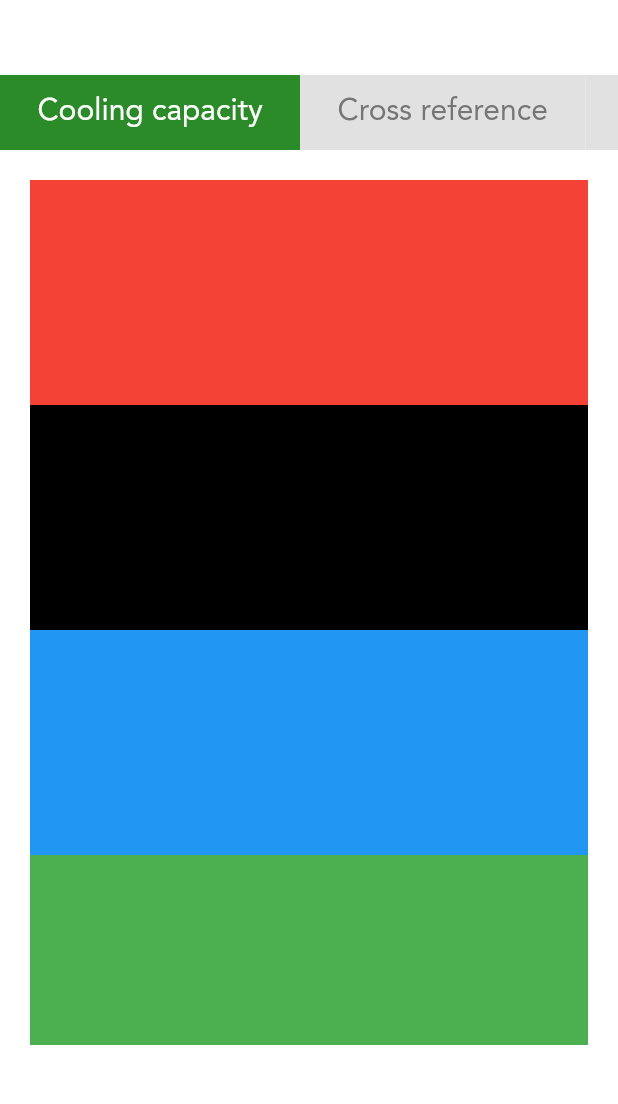
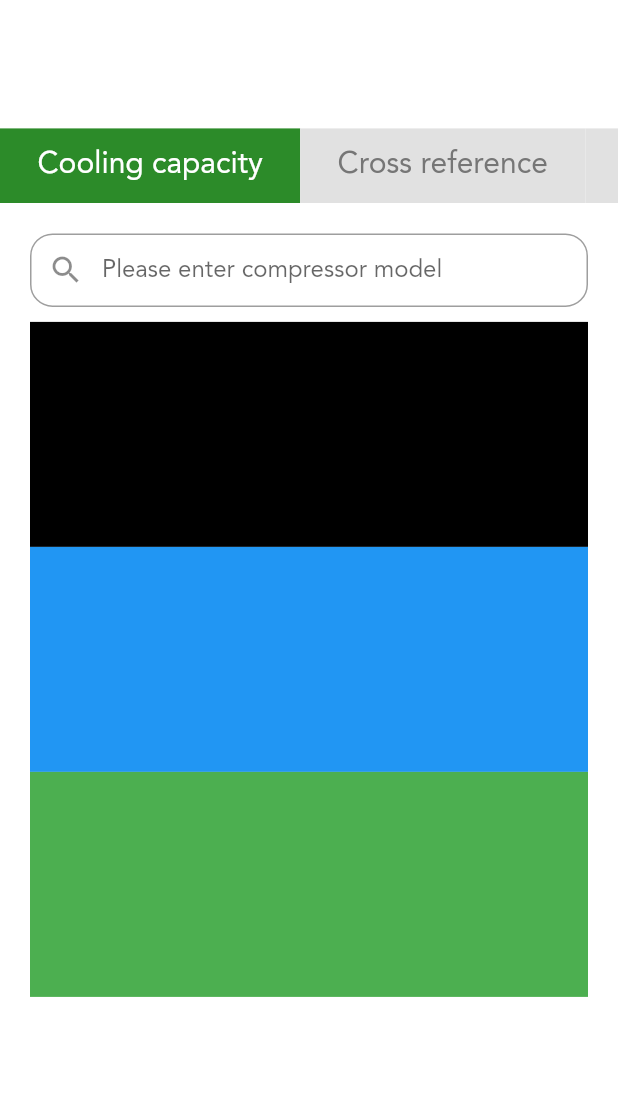
Before and after one commit to khaledshehata1997/hvacr_toolbox, a Flutter app: the screen it shows after launch, on a phone screen of 412 x 824 dp, the part 84-1188 px from its top. Run offline on Flutter 3.47's test engine with Material 2 defaults, Android fonts, the phone set to English and light mode, and no system bars; our stand-ins replace splashscreen, video_player.

Commit message:
serch bar

```diff
--- a/lib/screens/compressor/Compressor.dart
+++ b/lib/screens/compressor/Compressor.dart
@@ -3,7 +3,6 @@
 
 import 'package:flutter/material.dart';
 import 'package:hvacr_tool_box/widgets/CategoryBar.dart';
-import 'package:hvacr_tool_box/widgets/Drawer.dart';
 import 'package:hvacr_tool_box/widgets/appBar.dart';
 
 import 'coolingCapacity.dart';
@@ -26,13 +25,16 @@ class _CompressorState extends State<Compressor> {
         alignment: Alignment.center,
         width: MediaQuery.of(context).size.width,
         height: MediaQuery.of(context).size.height,
-        child:Column(
+        child:SingleChildScrollView(
+                  child: Column(
             children: [
+
               CategoryBar(test, (){} , <Widget>[
               CoolingCapacity(),
               Container(color: Colors.green, height: 400,) ,
               Container(color: Colors.blue, height: 400,)]),
             ],
+          ),
         )
       ),
     );
--- a/lib/screens/compressor/coolingCapacity.dart
+++ b/lib/screens/compressor/coolingCapacity.dart
@@ -1,5 +1,6 @@
 
 import 'package:flutter/material.dart';
+import 'package:hvacr_tool_box/widgets/serchBar.dart';
 
 class CoolingCapacity extends StatelessWidget{
   @override
@@ -9,11 +10,9 @@ class CoolingCapacity extends StatelessWidget{
         padding: EdgeInsets.only(left:20 , right:20),
         child: ListView(
           children: [
-            Container(
-              height:150,
-              width:MediaQuery.of(context).size.width,
-              color: Colors.red,
-            ),
+            serchBar((val){
+              print(val);
+            } , "Please enter compressor model"),
             Container(
               height:150,
               width:MediaQuery.of(context).size.width,
--- a/lib/widgets/CategoryBar.dart
+++ b/lib/widgets/CategoryBar.dart
@@ -19,11 +19,7 @@ class _CategoryBarState extends State<CategoryBar> {
   int thisIndex = 0;
   @override
   Widget build(BuildContext context) {
-    return Container(
-      height: MediaQuery.of(context).size.height*0.8,
-    width: MediaQuery.of(context).size.width,
-    child: SingleChildScrollView(
-          child: Column(
+    return Column(
     children: [
       Container(
         height: 50,
@@ -38,8 +34,6 @@ class _CategoryBarState extends State<CategoryBar> {
       SizedBox(height:20),
       widget.listWidget[thisIndex]
     ],
-        ),
-    )
         );
   }
 
--- /dev/null
+++ b/lib/widgets/serchBar.dart
@@ -0,0 +1,20 @@
+import 'package:flutter/material.dart';
+
+Widget serchBar(Function onSubmitt(value), text) {
+  return Container(
+    margin: EdgeInsets.only(bottom: 10),
+    child: TextField(
+      textInputAction: TextInputAction.search,
+      onSubmitted: onSubmitt,
+      decoration: InputDecoration(
+        border: OutlineInputBorder(
+            borderRadius: BorderRadius.circular(15),
+            borderSide: BorderSide(
+                width: 3, style: BorderStyle.values[1], color: Colors.black45)),
+        prefixIcon: Icon(Icons.search),
+        hintText: text,
+        contentPadding: EdgeInsets.fromLTRB(20.0, 15.0, 20.0, 15.0),
+      ),
+    ),
+  );
+}
```
Lines whose indentation alone changed are shown as unchanged.
